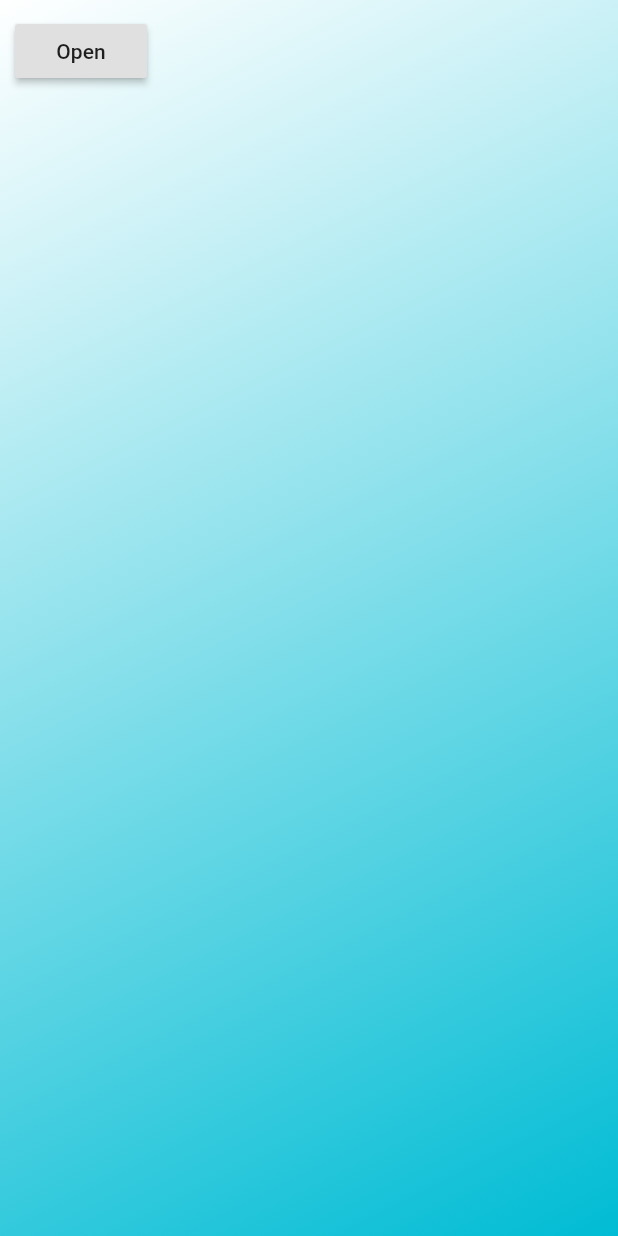
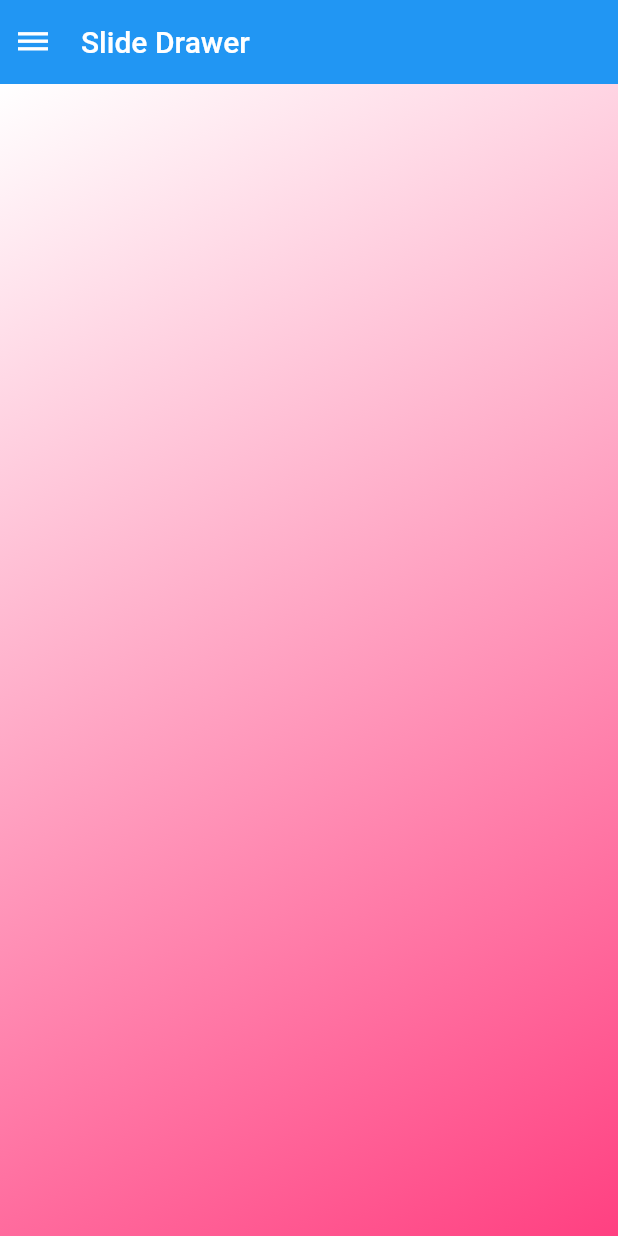
Before and after one commit to yumi0629/SlideDrawer, a Flutter app: the screen it shows after launch, on a phone screen of 412 x 824 dp. Run offline on Flutter 3.47's test engine with Material 2 defaults, Android fonts, the phone set to English and light mode, and no system bars.

Commit message:
update UI.

```diff
--- a/lib/main.dart
+++ b/lib/main.dart
@@ -1,3 +1,5 @@
+import 'dart:ui';
+
 import 'package:flutter/material.dart';
 import 'package:flutter_slide_drawer/wedget/slide_container.dart';
 
@@ -19,6 +21,7 @@ class _Body extends StatefulWidget {
 
 class _State extends State<_Body> {
   double position = 0.0;
+  double height = 0.0;
 
   double get maxSlideDistance => MediaQuery.of(context).size.width * 0.7;
 
@@ -30,43 +33,181 @@ class _State extends State<_Body> {
 
   @override
   Widget build(BuildContext context) {
-    return SlideStack(
+    double statusBarHeight = MediaQuery.of(context).padding.top;
+    height = MediaQuery.of(context).size.height - statusBarHeight;
+
+    return Container(
+      margin: EdgeInsets.only(top: statusBarHeight),
+      child: SlideStack(
+        drawer: DrawerPage(),
         child: SlideContainer(
           key: _slideKey,
           child: Container(
             width: MediaQuery.of(context).size.width,
-          height: MediaQuery.of(context).size.height * (1 - position / 5),
-//          height: MediaQuery.of(context).size.height,
-          alignment: Alignment.topLeft,
+            height: height * (1 - position / 5),
+            child: Column(
+              children: <Widget>[
+                CustomAppBar(
+                  title: 'Slide Drawer',
+                  height: kToolbarHeight * (1 - position / 5),
+                  tapDrawer: () {
+                    _slideKey.currentState.openOrClose();
+                  },
+                ),
+                Expanded(
+                    child: Container(
                       decoration: BoxDecoration(
                         gradient: LinearGradient(
                           begin: Alignment.topLeft,
                           end: Alignment.bottomRight,
                           colors: [
                             Colors.white,
-                Colors.cyan,
+                            Colors.pinkAccent,
                           ],
                         ),
                       ),
-          child: Padding(
-            padding: EdgeInsets.all(10.0),
-            child: RaisedButton(
-              onPressed: () {
-                _slideKey.currentState.openOrClose();
-              },
-              child: Text('Open'),
-            ),
+                    )),
+              ],
             ),
           ),
           slideDirection: SlideDirection.left,
           onSlide: onSlide,
           drawerSize: maxSlideDistance,
-        transform: Matrix4.translationValues(
-            0.0, MediaQuery.of(context).size.height * position / 10, 0.0),
+          transform:
+          Matrix4.translationValues(0.0, height * position / 10, 0.0),
         ),
-      drawer: Container(
-        color: Colors.amberAccent,
       ),
     );
   }
 }
+
+class CustomAppBar extends StatelessWidget {
+  final String title;
+  final VoidCallback tapDrawer;
+  final double height;
+
+  const CustomAppBar({Key key, this.title, this.tapDrawer, this.height})
+      : super(key: key);
+
+  @override
+  Widget build(BuildContext context) {
+    return Container(
+      color: Theme.of(context).accentColor,
+      height: height,
+      child: Row(
+        children: <Widget>[
+          GestureDetector(
+            onTap: tapDrawer,
+            child: Padding(
+              padding: EdgeInsets.only(left: 10.0, right: 20.0),
+              child: Icon(
+                Icons.dehaze,
+                color: Colors.white,
+              ),
+            ),
+          ),
+          Center(
+            child: Text(
+              title,
+              style: Theme.of(context)
+                  .textTheme
+                  .title
+                  .copyWith(color: Colors.white),
+            ),
+          ),
+        ],
+      ),
+    );
+  }
+}
+
+class _MenuInfo {
+  final String title;
+  final IconData icon;
+
+  _MenuInfo({this.title, this.icon});
+}
+
+final List<_MenuInfo> menus = [
+  _MenuInfo(title: '了解会员特权', icon: Icons.accessibility),
+  _MenuInfo(title: 'QQ钱包', icon: Icons.account_balance_wallet),
+  _MenuInfo(title: '个性装扮', icon: Icons.format_paint),
+  _MenuInfo(title: '我的相册', icon: Icons.photo_album),
+];
+
+class DrawerPage extends StatelessWidget {
+  @override
+  Widget build(BuildContext context) {
+    return Container(
+      decoration: BoxDecoration(
+          backgroundBlendMode: BlendMode.plus,
+          image: DecorationImage(
+              image: AssetImage('images/2018.jpg'), fit: BoxFit.fill),
+          color: Colors.white),
+      child: new BackdropFilter(
+        filter: new ImageFilter.blur(sigmaX: 10.0, sigmaY: 10.0),
+        child: new Container(
+          padding: EdgeInsets.only(top: 80.0, left: 20.0),
+          child: Column(
+            children: <Widget>[
+              Row(
+                children: <Widget>[
+                  CircleAvatar(
+                    child: FlutterLogo(
+                      colors: Colors.pink,
+                    ),
+                    backgroundColor: Colors.white,
+                  ),
+                  Padding(
+                    padding: EdgeInsets.all(20.0),
+                    child: Text(
+                      'Yumi',
+                      style: Theme.of(context)
+                          .textTheme
+                          .title
+                          .copyWith(color: Colors.white),
+                    ),
+                  )
+                ],
+              ),
+              Expanded(
+                child: ListView.builder(
+                    itemCount: menus.length,
+                    itemBuilder: (context, index) {
+                      return Container(
+                        height: 60.0,
+                        child: Row(
+                          crossAxisAlignment: CrossAxisAlignment.stretch,
+                          mainAxisAlignment: MainAxisAlignment.start,
+                          children: <Widget>[
+                            Padding(
+                              padding: EdgeInsets.only(right: 10.0),
+                              child: Icon(
+                                menus[index].icon,
+                                color: Colors.white,
+                              ),
+                            ),
+                            Center(
+                              child: Text(
+                                menus[index].title,
+                                style: Theme.of(context)
+                                    .textTheme
+                                    .subhead
+                                    .copyWith(
+                                  color: Colors.white,
+                                ),
+                              ),
+                            ),
+                          ],
+                        ),
+                      );
+                    }),
+              )
+            ],
+          ),
+          decoration: new BoxDecoration(color: Colors.white.withOpacity(0.25)),
+        ),
+      ),
+    );
+  }
+}
--- a/pubspec.yaml
+++ b/pubspec.yaml
@@ -36,6 +36,9 @@ flutter:
   # the material Icons class.
   uses-material-design: true
 
+  assets:
+    - images/
+
   # To add assets to your application, add an assets section, like this:
   # assets:
   #  - images/a_dot_burr.jpeg
```
Also changed, not shown: images/2018.jpg (added), slide01.gif, slide02.gif, slide03.gif. Lines whose indentation alone changed are shown as unchanged.
